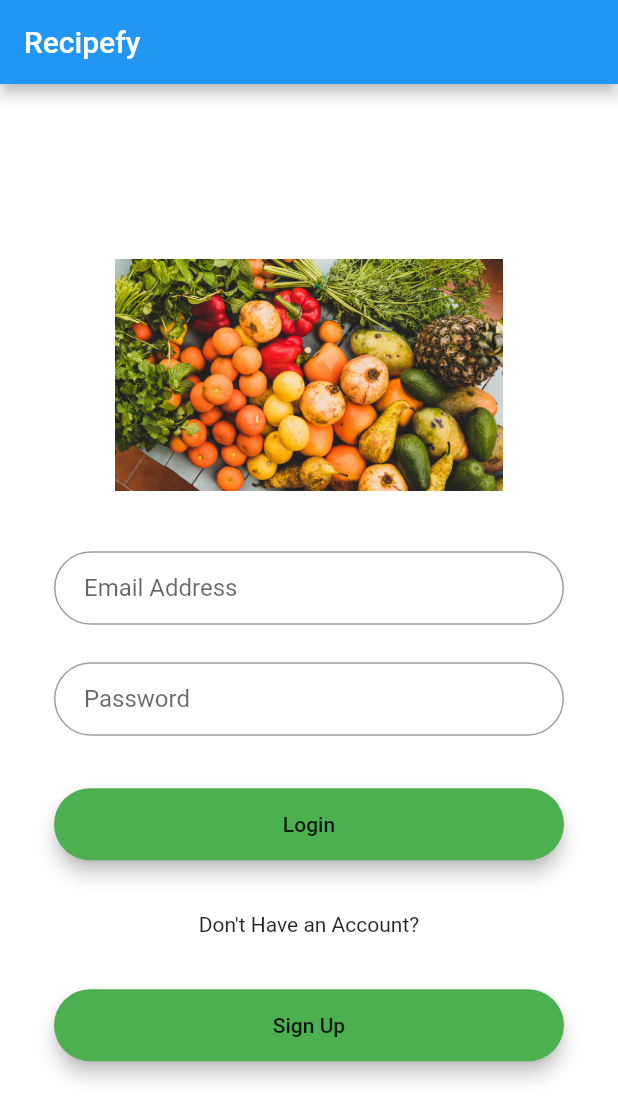
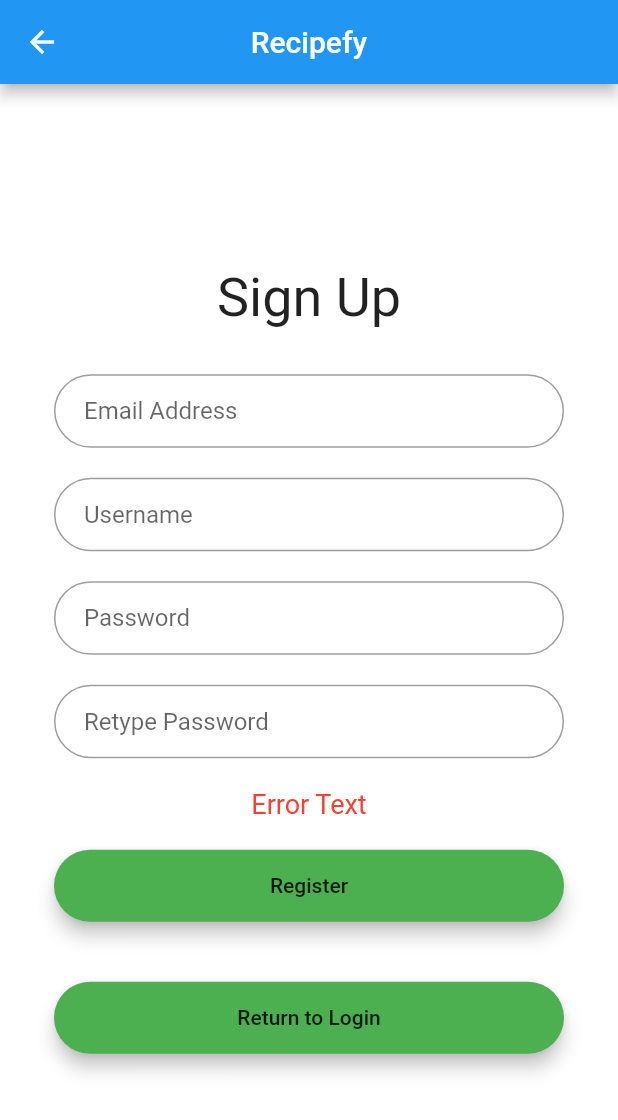
Before and after one commit to jgpeachey/Recipefy, a Flutter app: the screen it shows after launch, after a tap on "Sign Up", on a phone screen of 412 x 824 dp. Shown: the top 1120 px of the screen. Run offline on Flutter 3.47's test engine with Material 2 defaults, Android fonts, the phone set to English and light mode, and no system bars.

Commit message:
Finished login and register pages structure
Styles are currently assigned individually, we will change this later. We will also want to set up individual widget files for widgets that we use very often, such as the buttons and text fields in these pages.

```diff
--- a/recipefy_mobile/lib/main.dart
+++ b/recipefy_mobile/lib/main.dart
@@ -1,5 +1,5 @@
 import 'package:flutter/material.dart';
-import 'login.dart';
+import 'views/login.dart';
 
 void main() {
   runApp(const MyApp());
--- a/recipefy_mobile/lib/register.dart
+++ /dev/null
@@ -1 +0,0 @@
-import 'package:flutter/material.dart';
--- a/recipefy_mobile/lib/login.dart
+++ b/recipefy_mobile/lib/views/login.dart
@@ -1,15 +1,16 @@
 import 'package:flutter/material.dart';
+import 'register.dart';
 
 class LoginPage extends StatelessWidget {
   const LoginPage({Key? key}) : super(key: key);
-  static const String _title = 'Recipefy';
 
   @override
   Widget build(BuildContext context) {
     return Scaffold(
       resizeToAvoidBottomInset: false,
       appBar: AppBar(
-        title: const Text(_title),
+        title: const Text("Recipefy"),
+        centerTitle: true,
       ),
       body: Center(
           child: Container(
@@ -21,13 +22,21 @@ class LoginPage extends StatelessWidget {
               mainAxisAlignment: MainAxisAlignment.center,
               children: <Widget>[
                 SizedBox(
-                  height: 155.0,
+                  height: 180.0,
                   child: Image.asset(
                     "assets/images/temp_login_image.jpg",
                     fit: BoxFit.contain,
                   ),
                 ),
-                const SizedBox(height: 40.0),
+                const SizedBox(height: 60.0),
+                const Text(
+                  "Sign In",
+                  textAlign: TextAlign.center,
+                  style: TextStyle(
+                    fontSize: 36,
+                  ),
+                ),
+                const SizedBox(height: 30.0),
                 TextField(
                   obscureText: false,
                   decoration: InputDecoration(
@@ -59,10 +68,10 @@ class LoginPage extends StatelessWidget {
                       onPressed: () {}, // Check validity and log in
                       child: const Text("Login", textAlign: TextAlign.center)),
                 ),
-                const SizedBox(height: 35.0),
+                const SizedBox(height: 40.0),
                 const Text("Don't Have an Account?",
                     textAlign: TextAlign.center),
-                const SizedBox(height: 35.0),
+                const SizedBox(height: 15.0),
                 Material(
                   elevation: 5.0,
                   borderRadius: BorderRadius.circular(30.0),
@@ -71,7 +80,10 @@ class LoginPage extends StatelessWidget {
                       minWidth: MediaQuery.of(context).size.width,
                       padding:
                           const EdgeInsets.fromLTRB(20.0, 15.0, 20.0, 15.0),
-                      onPressed: () {}, // Check validity and log in
+                      onPressed: () {
+                        Navigator.of(context).push(MaterialPageRoute(
+                            builder: (context) => const RegisterPage()));
+                      }, // Navigate to Register
                       child:
                           const Text("Sign Up", textAlign: TextAlign.center)),
                 ),
--- /dev/null
+++ b/recipefy_mobile/lib/views/register.dart
@@ -0,0 +1,111 @@
+import 'package:flutter/material.dart';
+
+class RegisterPage extends StatelessWidget {
+  const RegisterPage({Key? key}) : super(key: key);
+
+  @override
+  Widget build(BuildContext context) {
+    return Scaffold(
+      resizeToAvoidBottomInset: false,
+      appBar: AppBar(
+        title: const Text("Recipefy"),
+        centerTitle: true,
+      ),
+      body: Center(
+          child: Container(
+              color: Colors.white,
+              child: Padding(
+                padding: const EdgeInsets.all(36.0),
+                child: Column(
+                    crossAxisAlignment: CrossAxisAlignment.center,
+                    mainAxisAlignment: MainAxisAlignment.center,
+                    children: <Widget>[
+                      const Text(
+                        "Sign Up",
+                        textAlign: TextAlign.center,
+                        style: TextStyle(
+                          fontSize: 36,
+                        ),
+                      ),
+                      const SizedBox(height: 30.0),
+                      TextField(
+                        obscureText: false,
+                        decoration: InputDecoration(
+                            contentPadding: const EdgeInsets.fromLTRB(
+                                20.0, 15.0, 20.0, 15.0),
+                            hintText: "Email Address",
+                            border: OutlineInputBorder(
+                                borderRadius: BorderRadius.circular(32.0))),
+                      ),
+                      const SizedBox(height: 20.0),
+                      TextField(
+                        obscureText: false,
+                        decoration: InputDecoration(
+                            contentPadding: const EdgeInsets.fromLTRB(
+                                20.0, 15.0, 20.0, 15.0),
+                            hintText: "Username",
+                            border: OutlineInputBorder(
+                                borderRadius: BorderRadius.circular(32.0))),
+                      ),
+                      const SizedBox(height: 20.0),
+                      TextField(
+                        obscureText: false,
+                        decoration: InputDecoration(
+                            contentPadding: const EdgeInsets.fromLTRB(
+                                20.0, 15.0, 20.0, 15.0),
+                            hintText: "Password",
+                            border: OutlineInputBorder(
+                                borderRadius: BorderRadius.circular(32.0))),
+                      ),
+                      const SizedBox(height: 20.0),
+                      TextField(
+                        obscureText: false,
+                        decoration: InputDecoration(
+                            contentPadding: const EdgeInsets.fromLTRB(
+                                20.0, 15.0, 20.0, 15.0),
+                            hintText: "Retype Password",
+                            border: OutlineInputBorder(
+                                borderRadius: BorderRadius.circular(32.0))),
+                      ),
+                      const SizedBox(height: 20.0),
+                      const Text(
+                        "Error Text", // Change to non constant later
+                        textAlign: TextAlign.center,
+                        style: TextStyle(
+                          color: Colors.red,
+                          fontSize: 18,
+                        ),
+                      ),
+                      const SizedBox(height: 20.0),
+                      Material(
+                        elevation: 5.0,
+                        borderRadius: BorderRadius.circular(30.0),
+                        color: Colors.green,
+                        child: MaterialButton(
+                            minWidth: MediaQuery.of(context).size.width,
+                            padding: const EdgeInsets.fromLTRB(
+                                20.0, 15.0, 20.0, 15.0),
+                            onPressed: () {}, // Attempt to register user
+                            child: const Text("Register",
+                                textAlign: TextAlign.center)),
+                      ),
+                      const SizedBox(height: 40.0),
+                      Material(
+                        elevation: 5.0,
+                        borderRadius: BorderRadius.circular(30.0),
+                        color: Colors.green,
+                        child: MaterialButton(
+                            minWidth: MediaQuery.of(context).size.width,
+                            padding: const EdgeInsets.fromLTRB(
+                                20.0, 15.0, 20.0, 15.0),
+                            onPressed: () {
+                              Navigator.pop(context);
+                            }, // Attempt to register user
+                            child: const Text("Return to Login",
+                                textAlign: TextAlign.center)),
+                      ),
+                    ]),
+              ))),
+    );
+  }
+}
--- a/recipefy_mobile/pubspec.yaml
+++ b/recipefy_mobile/pubspec.yaml
@@ -34,6 +34,7 @@ dependencies:
   # The following adds the Cupertino Icons font to your application.
   # Use with the CupertinoIcons class for iOS style icons.
   cupertino_icons: ^1.0.2
+  http: ^0.13.5
 
 dev_dependencies:
   flutter_test:
```
Also changed, not shown: recipefy_mobile/lib/models/recipe.dart (added, +38 -0 lines), recipefy_mobile/lib/models/user.dart (added, +43 -0 lines), recipefy_mobile/pubspec.lock.
